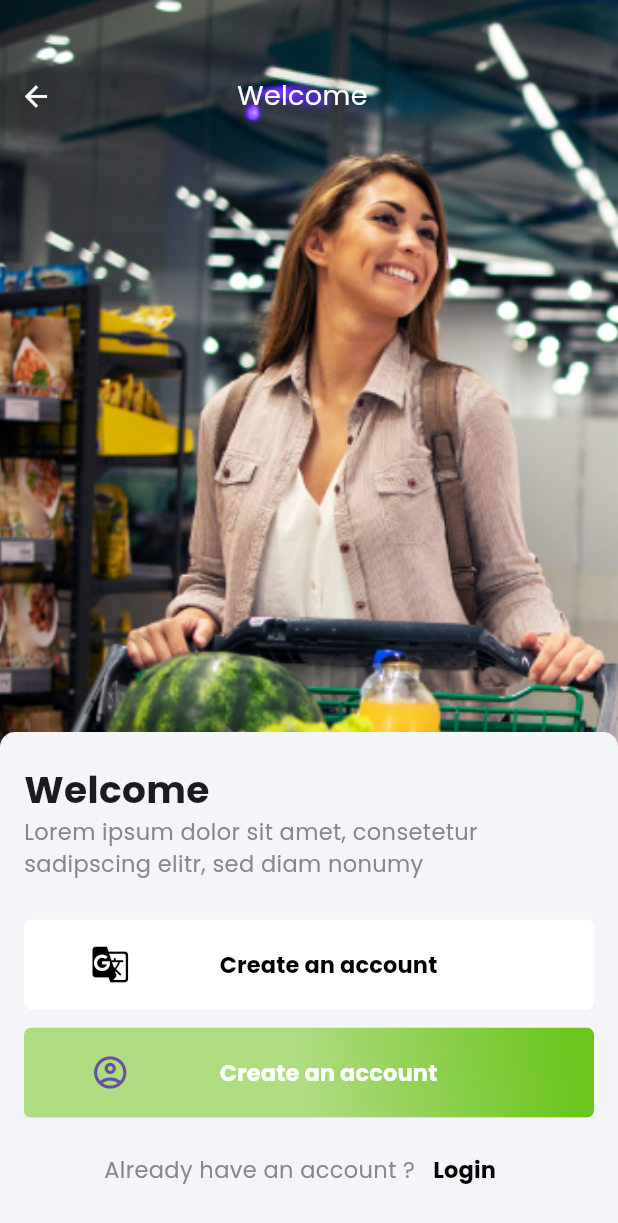
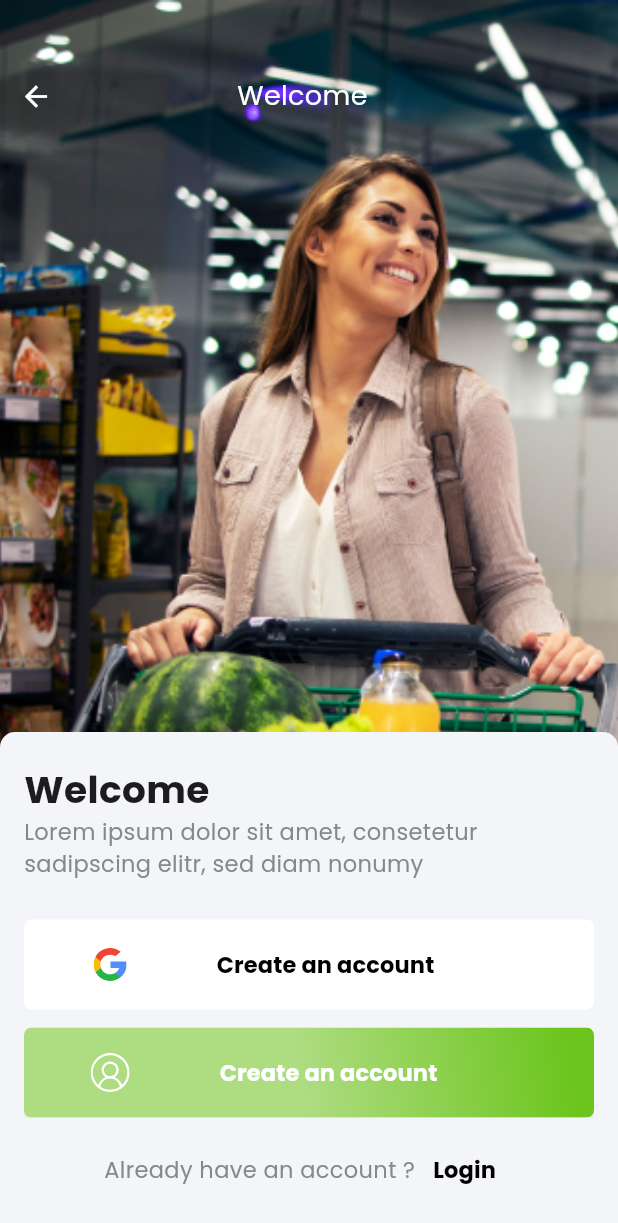
Before and after one commit to Alireza-Seif/Grocery-App, a Flutter app: the WelcomeScreen screen opened directly, on a phone screen of 412 x 824 dp. Shown: the top 1223 px of the screen. Run offline on Flutter 3.47's test engine with Material 3 defaults, Android fonts, the phone set to English and light mode, and no system bars; our stand-ins replace flutter_svg.

Commit message:
feat: I added some icons to the program

```diff
--- a/lib/components/buttons/auth_button.dart
+++ b/lib/components/buttons/auth_button.dart
@@ -1,4 +1,6 @@
 import 'package:flutter/material.dart';
+import 'package:grocery/components/icon/icon_view.dart';
+import 'package:grocery/constants/app_icons.dart';
 
 import '../../constants/themes/colors/app_colors.dart';
 
@@ -47,7 +49,7 @@ class AuthButton extends StatelessWidget {
           child: const Row(
             mainAxisAlignment: MainAxisAlignment.center,
             children: [
-              Icon(Icons.account_circle_outlined,size: 26,),
+              IconView(icon: AppIcons.vector,),
               SizedBox(
                 width: 60,
               ),
--- a/lib/components/buttons/google_button.dart
+++ b/lib/components/buttons/google_button.dart
@@ -1,10 +1,14 @@
 
 import 'package:flutter/material.dart';
+import 'package:grocery/constants/app_icons.dart';
 
 import '../../constants/themes/app_theme.dart';
+import '../icon/icon_view.dart';
 
 
 class GoogleSignInButton extends StatelessWidget {
+  const GoogleSignInButton({super.key});
+
 
 
 
@@ -26,10 +30,10 @@ class GoogleSignInButton extends StatelessWidget {
             maxWidth: 380.0,
             maxHeight: 60.0,
           ),
-          child: const Row(
+          child:   const Row(
             mainAxisAlignment: MainAxisAlignment.center,
             children: [
-              Icon(Icons.g_translate,size: 26,color: Colors.black,),
+              IconView(icon: AppIcons.google, ),
               SizedBox(
                 width: 60,
               ),
--- /dev/null
+++ b/lib/components/icon/icon_view.dart
@@ -0,0 +1,24 @@
+import 'package:flutter/material.dart';
+import 'package:flutter_svg/flutter_svg.dart';
+
+class IconView extends StatelessWidget {
+  final String icon;
+  final double? height;
+  final double? width;
+  final Color? color;
+  const IconView({
+    super.key,
+    required this.icon,
+    this.height,
+    this.width,
+    this.color,
+  });
+
+  @override
+  Widget build(BuildContext context) => SvgPicture.asset(
+        icon,
+        color: color,
+        height: height,
+        width: width,
+      );
+}
--- /dev/null
+++ b/lib/constants/app_icons.dart
@@ -0,0 +1,13 @@
+import 'package:flutter/foundation.dart' show immutable;
+
+@immutable
+class AppIcons{
+  static const _path = 'assets/icons';
+
+  static const google = '$_path/Google.svg';
+
+  static const vector = '$_path/Vector.svg';
+
+  const AppIcons._();
+
+}
```
